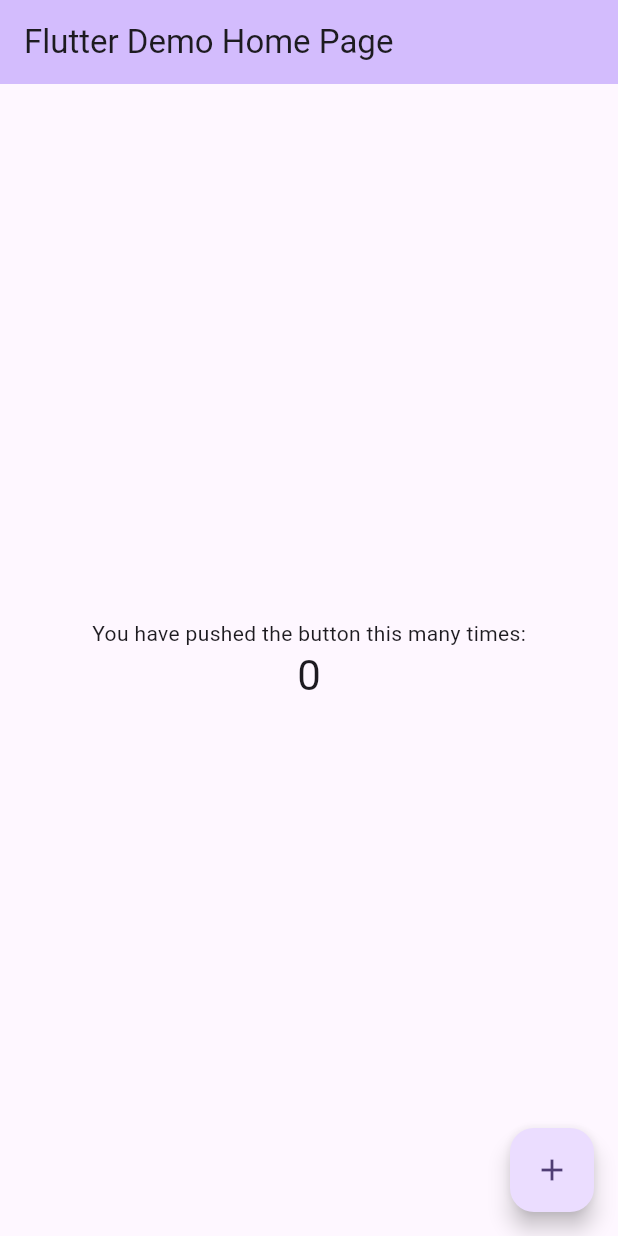
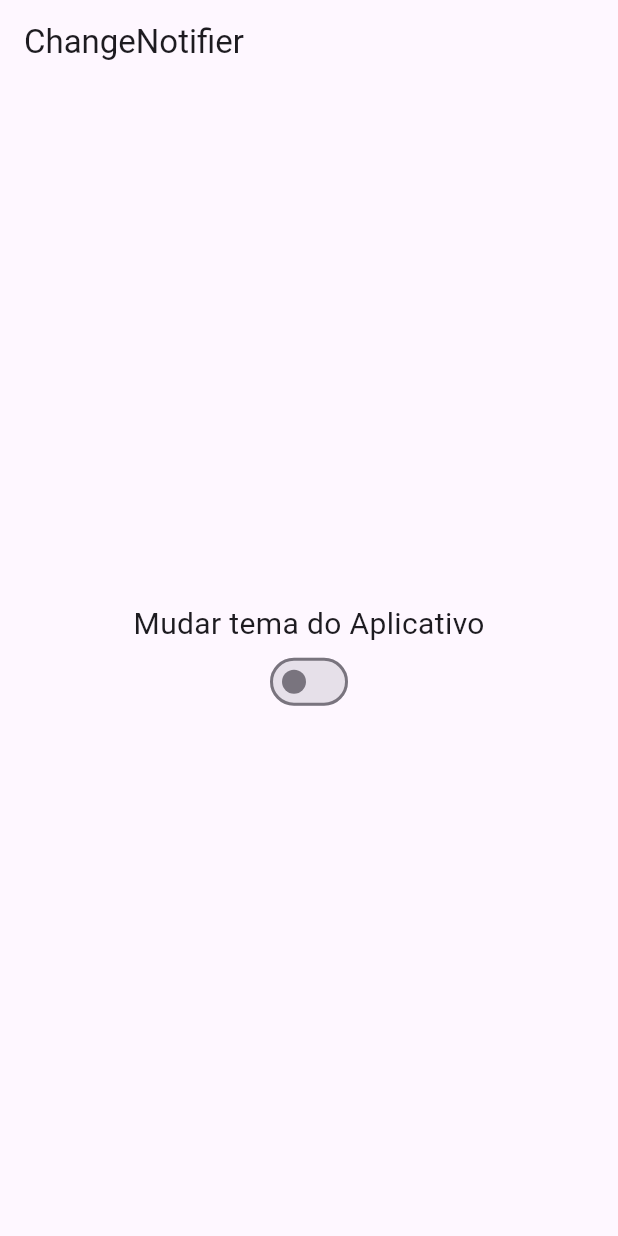
Before and after one commit to Barba2k2/state_manager_study, a Flutter app: the screen it shows after launch, on a phone screen of 412 x 824 dp. Run offline on Flutter 3.47's test engine with Material 3 defaults, Android fonts, the phone set to English and light mode, and no system bars.

Commit message:
Refactor theme handling and add theme controller

```diff
--- a/lib/main.dart
+++ b/lib/main.dart
@@ -1,125 +1,87 @@
 import 'package:flutter/material.dart';
+
+import 'presentation/controller/theme_controller.dart';
 
 void main() {
   runApp(const MyApp());
 }
 
+final themeController = ThemeController();
+
 class MyApp extends StatelessWidget {
   const MyApp({super.key});
 
-  // This widget is the root of your application.
   @override
   Widget build(BuildContext context) {
-    return MaterialApp(
-      title: 'Flutter Demo',
-      theme: ThemeData(
-        // This is the theme of your application.
-        //
-        // TRY THIS: Try running your application with "flutter run". You'll see
-        // the application has a purple toolbar. Then, without quitting the app,
-        // try changing the seedColor in the colorScheme below to Colors.green
-        // and then invoke "hot reload" (save your changes or press the "hot
-        // reload" button in a Flutter-supported IDE, or press "r" if you used
-        // the command line to start the app).
-        //
-        // Notice that the counter didn't reset back to zero; the application
-        // state is not lost during the reload. To reset the state, use hot
-        // restart instead.
-        //
-        // This works for code too, not just values: Most code changes can be
-        // tested with just a hot reload.
-        colorScheme: ColorScheme.fromSeed(seedColor: Colors.deepPurple),
-        useMaterial3: true,
-      ),
-      home: const MyHomePage(title: 'Flutter Demo Home Page'),
+    return ListenableBuilder(
+      listenable: themeController,
+      builder: (context, child) {
+        return MaterialApp(
+          title: 'Flutter Demo',
+          theme: themeController.isDarkTheme
+              ? ThemeData.dark()
+              : ThemeData.light(),
+          home: const MyHomePage(),
+        );
+      },
     );
   }
 }
 
 class MyHomePage extends StatefulWidget {
-  const MyHomePage({super.key, required this.title});
-
-  // This widget is the home page of your application. It is stateful, meaning
-  // that it has a State object (defined below) that contains fields that affect
-  // how it looks.
-
-  // This class is the configuration for the state. It holds the values (in this
-  // case the title) provided by the parent (in this case the App widget) and
-  // used by the build method of the State. Fields in a Widget subclass are
-  // always marked "final".
-
-  final String title;
+  const MyHomePage({super.key});
 
   @override
   State<MyHomePage> createState() => _MyHomePageState();
 }
 
 class _MyHomePageState extends State<MyHomePage> {
-  int _counter = 0;
+  @override
+  void initState() {
+    themeController.addListener(callback);
+    super.initState();
+  }
 
-  void _incrementCounter() {
-    setState(() {
-      // This call to setState tells the Flutter framework that something has
-      // changed in this State, which causes it to rerun the build method below
-      // so that the display can reflect the updated values. If we changed
-      // _counter without calling setState(), then the build method would not be
-      // called again, and so nothing would appear to happen.
-      _counter++;
-    });
+  void callback() {
+    setState(() {});
   }
 
   @override
   Widget build(BuildContext context) {
-    // This method is rerun every time setState is called, for instance as done
-    // by the _incrementCounter method above.
-    //
-    // The Flutter framework has been optimized to make rerunning build methods
-    // fast, so that you can just rebuild anything that needs updating rather
-    // than having to individually change instances of widgets.
     return Scaffold(
       appBar: AppBar(
-        // TRY THIS: Try changing the color here to a specific color (to
-        // Colors.amber, perhaps?) and trigger a hot reload to see the AppBar
-        // change color while the other colors stay the same.
-        backgroundColor: Theme.of(context).colorScheme.inversePrimary,
-        // Here we take the value from the MyHomePage object that was created by
-        // the App.build method, and use it to set our appbar title.
-        title: Text(widget.title),
+        title: const Text('ChangeNotifier'),
       ),
       body: Center(
-        // Center is a layout widget. It takes a single child and positions it
-        // in the middle of the parent.
         child: Column(
-          // Column is also a layout widget. It takes a list of children and
-          // arranges them vertically. By default, it sizes itself to fit its
-          // children horizontally, and tries to be as tall as its parent.
-          //
-          // Column has various properties to control how it sizes itself and
-          // how it positions its children. Here we use mainAxisAlignment to
-          // center the children vertically; the main axis here is the vertical
-          // axis because Columns are vertical (the cross axis would be
-          // horizontal).
-          //
-          // TRY THIS: Invoke "debug painting" (choose the "Toggle Debug Paint"
-          // action in the IDE, or press "p" in the console), to see the
-          // wireframe for each widget.
           mainAxisAlignment: MainAxisAlignment.center,
-          children: <Widget>[
+          children: [
             const Text(
-              'You have pushed the button this many times:',
+              'Mudar tema do Aplicativo',
+              style: TextStyle(
+                fontSize: 20,
+              ),
             ),
-            Text(
-              '$_counter',
-              style: Theme.of(context).textTheme.headlineMedium,
+            ListenableBuilder(
+              listenable: themeController,
+              builder: (context, child) {
+                return Switch(
+                  value: themeController.isDarkTheme,
+                  onChanged: (value) {
+                    themeController.changeTheme();
+                  },
+                );
+              }
             ),
           ],
         ),
       ),
-      floatingActionButton: FloatingActionButton(
-        onPressed: _incrementCounter,
-        tooltip: 'Increment',
-        child: const Icon(Icons.add),
-      ), // This trailing comma makes auto-formatting nicer for build methods.
     );
   }
+
+  @override
+  void dispose() {
+    themeController.removeListener(callback);
+    super.dispose();
+  }
 }
--- /dev/null
+++ b/lib/presentation/controller/theme_controller.dart
@@ -0,0 +1,10 @@
+import 'package:flutter/material.dart';
+
+class ThemeController extends ChangeNotifier {
+  bool isDarkTheme = false;
+
+  void changeTheme() {
+    isDarkTheme = !isDarkTheme;
+    notifyListeners();
+  }
+}
```
